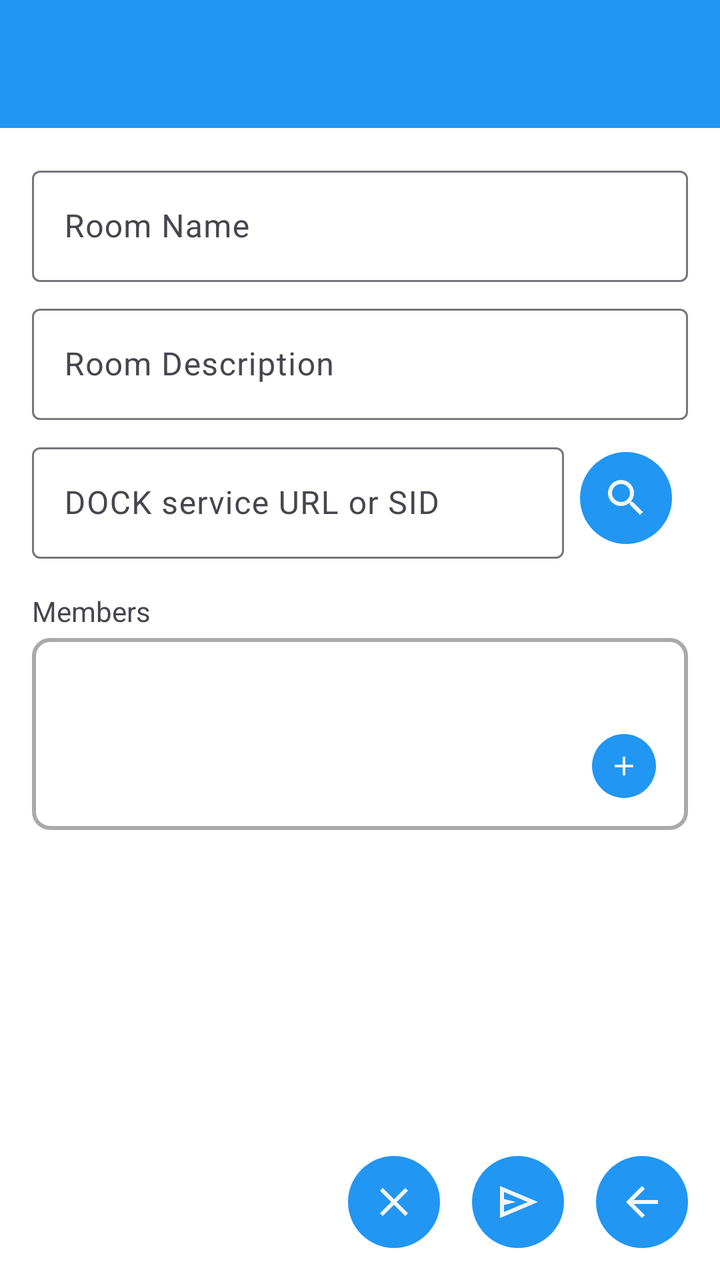
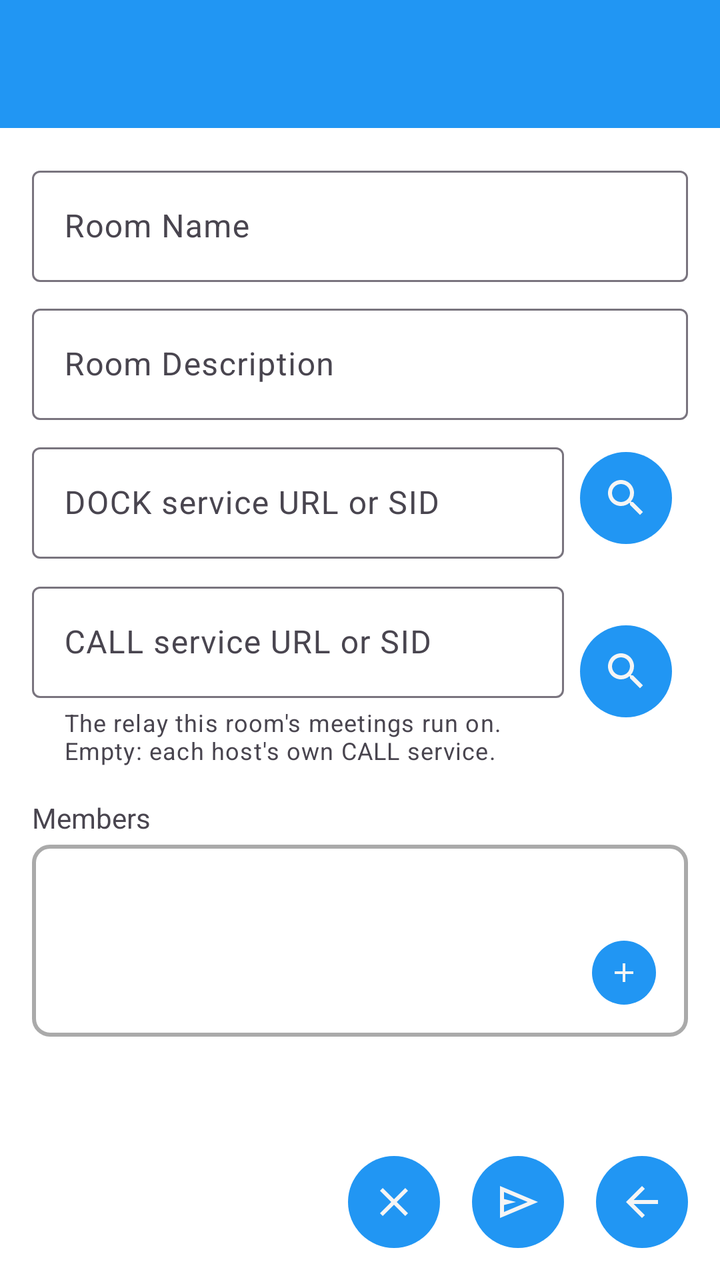

An Android layout rendered at two revisions. The XML below is the earlier revision; the diff shows what the commit changed to produce the second picture.
<!-- AndroidManifest.xml: application theme Theme.Freer -->
<!-- res/layout/activity_create_room.xml -->
<?xml version="1.0" encoding="utf-8"?>
<LinearLayout xmlns:android="http://schemas.android.com/apk/res/android"
    xmlns:app="http://schemas.android.com/apk/res-auto"
    android:layout_width="match_parent"
    android:layout_height="match_parent"
    android:orientation="vertical">

    <include layout="@layout/common_toolbar" />

    <ScrollView
        android:layout_width="match_parent"
        android:layout_height="0dp"
        android:layout_weight="1"
        android:fillViewport="true">

        <LinearLayout
            android:layout_width="match_parent"
            android:layout_height="wrap_content"
            android:orientation="vertical"
            android:padding="16dp">

            
            <com.google.android.material.textfield.TextInputLayout
                android:layout_width="match_parent"
                android:layout_height="wrap_content"
                android:hint="@string/room_name"
                style="@style/Widget.Material3.TextInputLayout.OutlinedBox"
                app:boxBackgroundColor="@color/input_field_background">

                <com.google.android.material.textfield.TextInputEditText
                    android:id="@+id/room_name_input"
                    android:layout_width="match_parent"
                    android:layout_height="wrap_content"
                    android:inputType="text"
                    android:maxLines="1" />

            </com.google.android.material.textfield.TextInputLayout>

            
            <com.google.android.material.textfield.TextInputLayout
                android:layout_width="match_parent"
                android:layout_height="wrap_content"
                android:layout_marginTop="8dp"
                android:hint="@string/room_description"
                style="@style/Widget.Material3.TextInputLayout.OutlinedBox"
                app:boxBackgroundColor="@color/input_field_background">

                <com.google.android.material.textfield.TextInputEditText
                    android:id="@+id/room_desc_input"
                    android:layout_width="match_parent"
                    android:layout_height="wrap_content"
                    android:inputType="textMultiLine"
                    android:maxLines="3" />

            </com.google.android.material.textfield.TextInputLayout>

            
            <LinearLayout
                android:layout_width="match_parent"
                android:layout_height="wrap_content"
                android:layout_marginTop="8dp"
                android:orientation="horizontal"
                android:gravity="center_vertical">

                <com.google.android.material.textfield.TextInputLayout
                    android:layout_width="0dp"
                    android:layout_height="wrap_content"
                    android:layout_weight="1"
                    android:hint="@string/home_dock_hint"
                    style="@style/Widget.Material3.TextInputLayout.OutlinedBox"
                    app:boxBackgroundColor="@color/input_field_background">

                    <com.google.android.material.textfield.TextInputEditText
                        android:id="@+id/room_dock_input"
                        android:layout_width="match_parent"
                        android:layout_height="wrap_content"
                        android:inputType="textUri"
                        android:maxLines="1" />

                </com.google.android.material.textfield.TextInputLayout>

                <ImageButton
                    android:id="@+id/choose_dock_button"
                    style="@style/ImageButtonStyle"
                    android:layout_marginStart="8dp"
                    android:src="@drawable/ic_search"
                    android:contentDescription="@string/choose_another" />
            </LinearLayout>

            
            <TextView
                android:layout_width="wrap_content"
                android:layout_height="wrap_content"
                android:layout_marginTop="16dp"
                android:layout_marginBottom="4dp"
                android:text="@string/members"
                android:textSize="14sp"
                android:textColor="?android:attr/textColorSecondary" />

            <LinearLayout
                android:layout_width="match_parent"
                android:layout_height="wrap_content"
                android:orientation="vertical"
                android:background="@drawable/container_outline"
                android:padding="8dp">

                <LinearLayout
                    android:id="@+id/members_container"
                    android:layout_width="match_parent"
                    android:layout_height="wrap_content"
                    android:orientation="vertical"
                    android:minHeight="32dp" />

                <ImageButton
                    android:id="@+id/add_member_button"
                    style="@style/SmallImageButton"
                    android:layout_gravity="end"
                    android:layout_marginTop="4dp"
                    android:src="@drawable/ic_plus"
                    android:contentDescription="@string/add_member" />

            </LinearLayout>

        </LinearLayout>

    </ScrollView>

    
    <LinearLayout
        android:id="@+id/buttonContainer"
        android:layout_width="match_parent"
        android:layout_height="wrap_content"
        android:orientation="horizontal"
        android:padding="8dp"
        android:gravity="end">

        <ImageButton
            android:id="@+id/clearButton"
            style="@style/ImageButtonStyle"
            android:src="@drawable/ic_clear"
            android:contentDescription="@string/clear" />

        <ImageButton
            android:id="@+id/createButton"
            style="@style/ImageButtonStyle"
            android:src="@drawable/ic_send"
            android:contentDescription="@string/create" />

        <ImageButton
            android:id="@+id/back_button"
            style="@style/ImageButtonStyle"
            android:src="@drawable/ic_back"
            android:contentDescription="@string/back" />

    </LinearLayout>

</LinearLayout>
<!-- res/layout/common_toolbar.xml (included above) -->
<?xml version="1.0" encoding="utf-8"?>
<androidx.appcompat.widget.Toolbar xmlns:android="http://schemas.android.com/apk/res/android"
    xmlns:app="http://schemas.android.com/apk/res-auto"
    android:id="@+id/toolbar"
    android:layout_width="match_parent"
    android:layout_height="?attr/actionBarSize"
    android:background="@color/accent"
    android:theme="@style/ThemeOverlay.Freer.Toolbar">

    <LinearLayout
        android:id="@+id/toolbar_fid_container"
        android:layout_width="wrap_content"
        android:layout_height="match_parent"
        android:layout_gravity="end"
        android:orientation="horizontal"
        android:gravity="end|center_vertical"
        android:visibility="gone"
        android:clickable="true"
        android:focusable="true"
        android:paddingStart="8dp"
        android:paddingEnd="16dp"
        android:background="?android:attr/selectableItemBackground">

        <TextView
            android:id="@+id/toolbar_fid_text"
            android:layout_width="130dp"
            android:layout_height="wrap_content"
            android:textColor="@color/main_background"
            android:paddingStart="8dp"
            android:paddingEnd="4dp"
            android:textSize="14sp"
            android:maxLines="1"
            android:gravity="end"
            android:ellipsize="middle" />

        <ImageView
            android:id="@+id/toolbar_avatar"
            android:layout_width="42dp"
            android:layout_height="42dp"
            android:background="@color/accent"
            android:scaleType="centerCrop"
            android:contentDescription="@string/avatar" />

    </LinearLayout>

</androidx.appcompat.widget.Toolbar>
<!-- resources referenced by this layout -->
<resources>
  <color name="accent">#2196F3</color>
  <color name="input_field_background">#FFFFFF</color>
  <color name="main_background">#F5F5F5</color>
  <!-- drawable container_outline (drawable) -->
  <?xml version="1.0" encoding="utf-8"?>
  <shape xmlns:android="http://schemas.android.com/apk/res/android"
      android:shape="rectangle"
      >
      <solid android:color="#00000000" />
      <stroke
          android:width="2dp"
          android:color="@color/container_outline" />
      <corners android:radius="8dp" />
  </shape>
  <!-- drawable ic_back (drawable) -->
  <vector xmlns:android="http://schemas.android.com/apk/res/android"
      android:width="24dp"
      android:height="24dp"
      android:viewportWidth="960"
      android:viewportHeight="960">
    <path
        android:pathData="m313,520 l224,224 -57,56 -320,-320 320,-320 57,56 -224,224h487v80L313,520Z"
        android:fillColor="@color/main_background"/>
  </vector>
  <!-- drawable ic_plus (drawable) -->
  <?xml version="1.0" encoding="utf-8"?>
  <vector xmlns:android="http://schemas.android.com/apk/res/android"
      android:width="24dp"
      android:height="24dp"
      android:viewportWidth="24"
      android:viewportHeight="24">
      <path
          android:fillColor="@color/accent"
          android:pathData="M19,13h-6v6h-2v-6H5v-2h6V5h2v6h6v2z"/>
  </vector>
  <!-- drawable ic_send (drawable) -->
  <vector xmlns:android="http://schemas.android.com/apk/res/android"
      android:width="24dp"
      android:height="24dp"
      android:viewportWidth="960"
      android:viewportHeight="960">
    <path
        android:pathData="M120,800v-640l760,320 -760,320ZM200,680 L674,480 200,280v140l240,60 -240,60v140ZM200,680v-400,400Z"
        android:fillColor="@color/warning"/>
  </vector>
  <string name="add_member">Add Member</string>
  <string name="avatar">Avatar</string>
  <string name="back">Back</string>
  <string name="choose_another">Choose another</string>
  <string name="clear">Clear</string>
  <string name="create">Create</string>
  <string name="home_dock_hint">DOCK service URL or SID</string>
  <string name="members">Members</string>
  <string name="room_description">Room Description</string>
  <string name="room_name">Room Name</string>
  <style name="ImageButtonStyle">
          <item name="android:layout_width">46dp</item>
          <item name="android:layout_height">46dp</item>
          <item name="android:layout_margin">8dp</item>
          <item name="android:background">@drawable/bg_round_accent</item>
          <item name="android:tint">@color/main_background</item>
          <item name="android:scaleType">centerInside</item>
          <item name="android:padding">8dp</item>
      </style>
  <style name="SmallImageButton" parent="ImageButtonStyle">
          <item name="android:layout_width">32dp</item>
          <item name="android:layout_height">32dp</item>
          <item name="android:scaleType">fitCenter</item>
          <item name="android:layout_margin">8dp</item>
          <item name="android:background">@drawable/bg_round_accent</item>
          <item name="android:tint">@color/main_background</item>
          <item name="android:padding">8dp</item>
      </style>
  <style name="ThemeOverlay.Freer.Toolbar" parent="ThemeOverlay.AppCompat.ActionBar">
          <item name="android:textColorPrimary">@color/main_background</item>
          <item name="android:textColorSecondary">@color/main_background</item>
      </style>
  <style name="Theme.Freer" parent="Base.Theme.Freer" />
  <color name="container_outline">#AAAAAA</color>
  <color name="text">#000000</color>
  <color name="warning">#FF9800</color>
  <!-- drawable bg_round_accent (drawable) -->
  <?xml version="1.0" encoding="utf-8"?>
  <shape xmlns:android="http://schemas.android.com/apk/res/android"
      android:shape="oval">
      <solid android:color="@color/accent" />
  </shape>
  <!-- unchanged entries left out for length: 3 -->
</resources>

<!-- the commit's change to res/layout/activity_create_room.xml (unified diff, before → after) -->
@@ -81,6 +81,40 @@
 
                 <ImageButton
                     android:id="@+id/choose_dock_button"
+                    style="@style/ImageButtonStyle"
+                    android:layout_marginStart="8dp"
+                    android:src="@drawable/ic_search"
+                    android:contentDescription="@string/choose_another" />
+            </LinearLayout>
+
+            
+            <LinearLayout
+                android:layout_width="match_parent"
+                android:layout_height="wrap_content"
+                android:layout_marginTop="8dp"
+                android:orientation="horizontal"
+                android:gravity="center_vertical">
+
+                <com.google.android.material.textfield.TextInputLayout
+                    android:layout_width="0dp"
+                    android:layout_height="wrap_content"
+                    android:layout_weight="1"
+                    android:hint="@string/home_call_hint"
+                    app:helperText="@string/home_call_room_helper"
+                    style="@style/Widget.Material3.TextInputLayout.OutlinedBox"
+                    app:boxBackgroundColor="@color/input_field_background">
+
+                    <com.google.android.material.textfield.TextInputEditText
+                        android:id="@+id/room_call_input"
+                        android:layout_width="match_parent"
+                        android:layout_height="wrap_content"
+                        android:inputType="textUri"
+                        android:maxLines="1" />
+
+                </com.google.android.material.textfield.TextInputLayout>
+
+                <ImageButton
+                    android:id="@+id/choose_call_button"
                     style="@style/ImageButtonStyle"
                     android:layout_marginStart="8dp"
                     android:src="@drawable/ic_search"
<!-- resource entries referenced after the edit -->
@@ -51,6 +51,8 @@
   <string name="choose_another">Choose another</string>
   <string name="clear">Clear</string>
   <string name="create">Create</string>
+  <string name="home_call_hint">CALL service URL or SID</string>
+  <string name="home_call_room_helper">The relay this room\'s meetings run on. Empty: each host\'s own CALL service.</string>
   <string name="home_dock_hint">DOCK service URL or SID</string>
   <string name="members">Members</string>
   <string name="room_description">Room Description</string>
